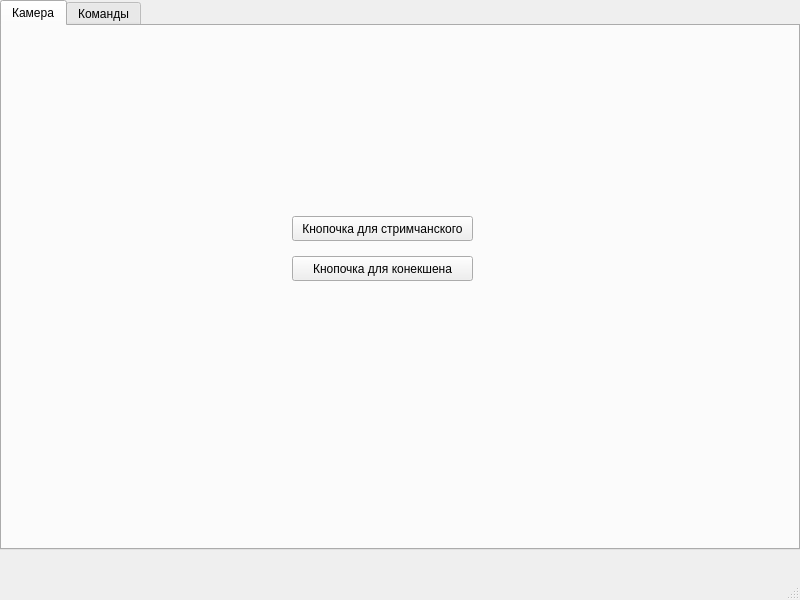
Old version of the form src/MainWindow/MainWindow.ui in the repository PolarStarWalker/PolarUV-client.
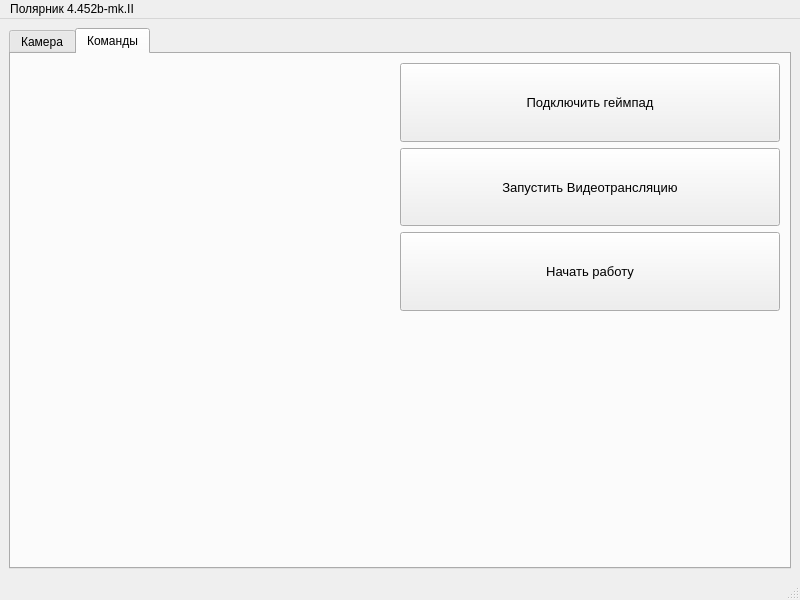
New version of the form. The open tabs and pages were chosen to show the change.

```diff
--- a/src/MainWindow/MainWindow.ui
+++ b/src/MainWindow/MainWindow.ui
@@ -10,18 +10,28 @@
     <height>600</height>
    </rect>
   </property>
+  <property name="sizePolicy">
+   <sizepolicy hsizetype="Fixed" vsizetype="Fixed">
+    <horstretch>0</horstretch>
+    <verstretch>0</verstretch>
+   </sizepolicy>
+  </property>
+  <property name="font">
+   <font>
+    <family>Arial</family>
+    <weight>50</weight>
+    <bold>false</bold>
+   </font>
+  </property>
   <property name="windowTitle">
    <string>MainWindow</string>
   </property>
   <widget class="QWidget" name="centralwidget">
-   <widget class="QTabWidget" name="tabWidget">
-    <property name="geometry">
-     <rect>
-      <x>0</x>
-      <y>0</y>
-      <width>800</width>
-      <height>550</height>
-     </rect>
+   <layout class="QVBoxLayout" name="verticalLayout_2">
+    <item>
+     <widget class="QTabWidget" name="MenuWidget">
+      <property name="enabled">
+       <bool>true</bool>
     </property>
     <property name="currentIndex">
      <number>1</number>
@@ -36,75 +46,123 @@
      <attribute name="title">
       <string>Камера</string>
      </attribute>
-     <widget class="QPushButton" name="pushButton_2">
-      <property name="geometry">
-       <rect>
-        <x>290</x>
-        <y>230</y>
-        <width>181</width>
-        <height>25</height>
-       </rect>
-      </property>
-      <property name="text">
-       <string>Кнопочка для конекшена</string>
-      </property>
-     </widget>
-     <widget class="QPushButton" name="pushButton">
-      <property name="geometry">
-       <rect>
-        <x>290</x>
-        <y>190</y>
-        <width>181</width>
-        <height>25</height>
-       </rect>
-      </property>
-      <property name="text">
-       <string>Кнопочка для стримчанского</string>
-      </property>
-     </widget>
     </widget>
     <widget class="QWidget" name="tab_2">
+       <property name="sizePolicy">
+        <sizepolicy hsizetype="MinimumExpanding" vsizetype="MinimumExpanding">
+         <horstretch>0</horstretch>
+         <verstretch>0</verstretch>
+        </sizepolicy>
+       </property>
      <attribute name="title">
       <string>Команды</string>
      </attribute>
-     <widget class="QPushButton" name="socketConnectButton">
-      <property name="geometry">
-       <rect>
-        <x>190</x>
-        <y>160</y>
-        <width>391</width>
-        <height>51</height>
-       </rect>
-      </property>
+       <layout class="QVBoxLayout" name="CommandsLayout">
+        <property name="sizeConstraint">
+         <enum>QLayout::SetMaximumSize</enum>
+        </property>
+        <item>
+         <layout class="QHBoxLayout" name="horizontalLayout">
+          <item>
+           <spacer name="horizontalSpacer_2">
+            <property name="orientation">
+             <enum>Qt::Horizontal</enum>
+            </property>
+            <property name="sizeHint" stdset="0">
+             <size>
+              <width>40</width>
+              <height>20</height>
+             </size>
+            </property>
+           </spacer>
+          </item>
+          <item>
+           <layout class="QVBoxLayout" name="verticalLayout">
+            <item>
+             <widget class="QPushButton" name="GamepadButton">
+              <property name="sizePolicy">
+               <sizepolicy hsizetype="Expanding" vsizetype="Expanding">
+                <horstretch>0</horstretch>
+                <verstretch>0</verstretch>
+               </sizepolicy>
+              </property>
       <property name="font">
        <font>
+                <family>Arial</family>
         <pointsize>10</pointsize>
+                <weight>50</weight>
+                <bold>false</bold>
        </font>
       </property>
       <property name="text">
-       <string>Подключиться к серверу и начать отправку</string>
-      </property>
-     </widget>
-     <widget class="QPushButton" name="socketDisconnectButton">
-      <property name="geometry">
-       <rect>
-        <x>190</x>
-        <y>230</y>
-        <width>391</width>
-        <height>51</height>
-       </rect>
+               <string>Подключить геймпад</string>
+              </property>
+             </widget>
+            </item>
+            <item>
+             <widget class="QPushButton" name="VideoStreamButton">
+              <property name="sizePolicy">
+               <sizepolicy hsizetype="Minimum" vsizetype="Expanding">
+                <horstretch>0</horstretch>
+                <verstretch>0</verstretch>
+               </sizepolicy>
       </property>
       <property name="font">
        <font>
+                <family>Arial</family>
         <pointsize>10</pointsize>
+                <weight>50</weight>
+                <bold>false</bold>
        </font>
       </property>
       <property name="text">
-       <string>Остановить отправку и отключиться от сервера</string>
-      </property>
-     </widget>
-    </widget>
-   </widget>
+               <string>Запустить Видеотрансляцию</string>
+              </property>
+             </widget>
+            </item>
+            <item>
+             <widget class="QPushButton" name="CommandsProtocolButton">
+              <property name="sizePolicy">
+               <sizepolicy hsizetype="Expanding" vsizetype="Expanding">
+                <horstretch>0</horstretch>
+                <verstretch>0</verstretch>
+               </sizepolicy>
+              </property>
+              <property name="font">
+               <font>
+                <family>Arial</family>
+                <pointsize>10</pointsize>
+                <weight>50</weight>
+                <bold>false</bold>
+               </font>
+              </property>
+              <property name="text">
+               <string>Начать работу</string>
+              </property>
+             </widget>
+            </item>
+           </layout>
+          </item>
+         </layout>
+        </item>
+        <item>
+         <spacer name="verticalSpacer">
+          <property name="orientation">
+           <enum>Qt::Vertical</enum>
+          </property>
+          <property name="sizeHint" stdset="0">
+           <size>
+            <width>20</width>
+            <height>40</height>
+           </size>
+          </property>
+         </spacer>
+        </item>
+       </layout>
+      </widget>
+     </widget>
+    </item>
+   </layout>
   </widget>
   <widget class="QMenuBar" name="menubar">
    <property name="geometry">
@@ -112,9 +170,15 @@
      <x>0</x>
      <y>0</y>
      <width>800</width>
-     <height>25</height>
+     <height>22</height>
     </rect>
    </property>
+   <widget class="QMenu" name="menu_4_452bF_mk_II">
+    <property name="title">
+     <string>Полярник 4.452b-mk.II</string>
+    </property>
+   </widget>
+   <addaction name="menu_4_452bF_mk_II"/>
   </widget>
   <widget class="QStatusBar" name="statusbar"/>
  </widget>
```
Lines whose indentation alone changed are shown as unchanged.
